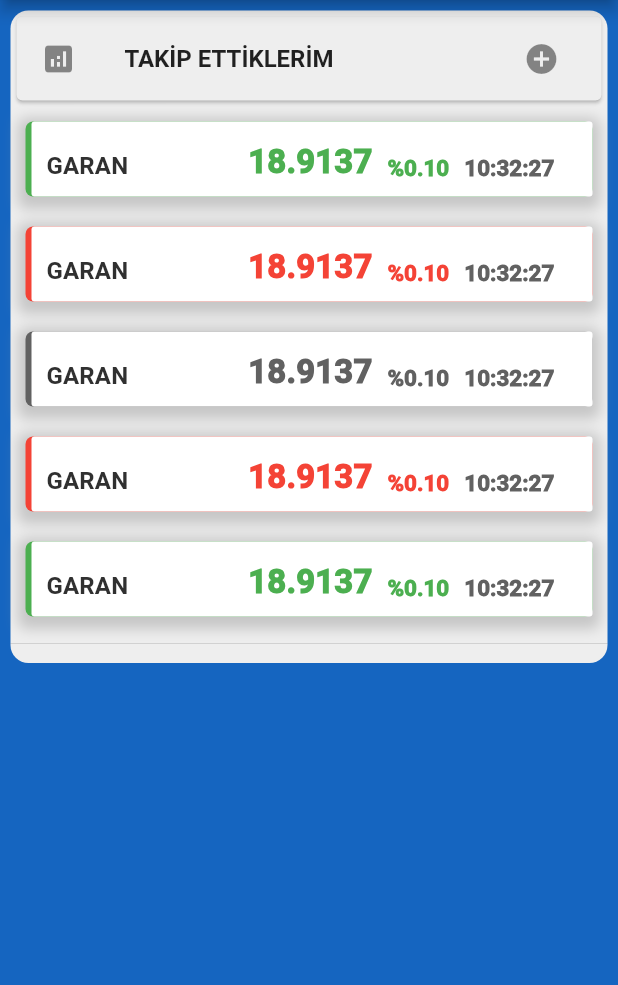
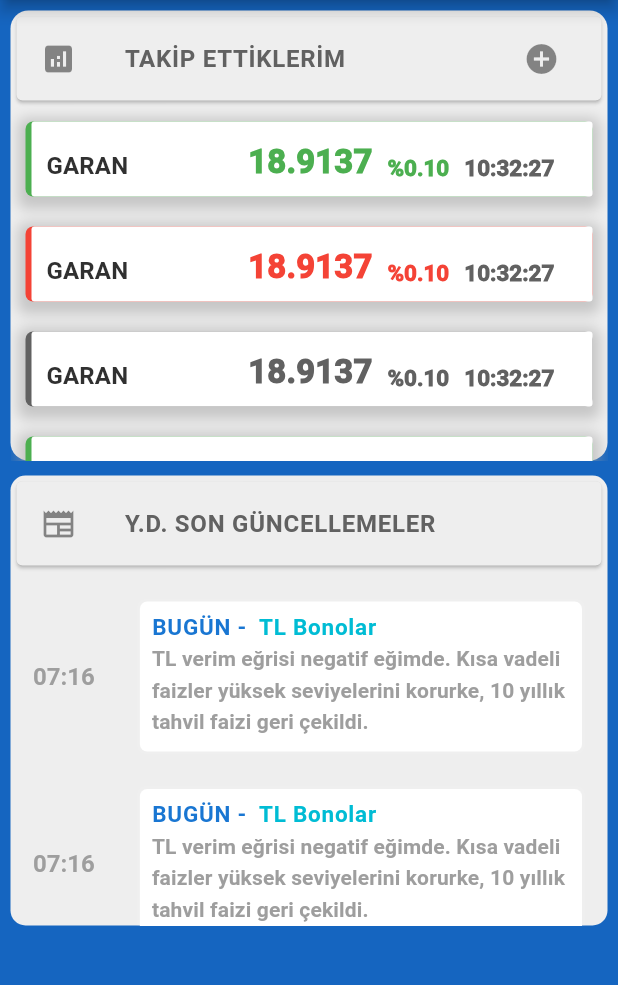
Before and after one commit to mrtagca/investExtraFlutter, a Flutter app: the MyPage screen opened by its route, on a phone screen of 412 x 824 dp, the part 84-1069 px from its top. Run offline on Flutter 3.47's test engine with Material 2 defaults, Android fonts, the phone set to English and light mode, and no system bars; our stand-ins replace email_validator, flutter_slidable, syncfusion_flutter_charts; network calls fail.

Commit message:
sayfam bölümünde tasarımsal düzenlemeler yapıldı. Y.D. Son Güncellemeler box ı eklendi.

```diff
--- /dev/null
+++ b/lib/components/news/newsItem.dart
@@ -0,0 +1,74 @@
+import 'package:flutter/material.dart';
+
+class NewsItem extends StatelessWidget {
+  const NewsItem({
+    super.key,
+  });
+
+  @override
+  Widget build(BuildContext context) {
+    return Padding(
+      padding: const EdgeInsets.only(top: 15, right: 2),
+      child: Row(
+        mainAxisAlignment: MainAxisAlignment.center,
+        children: [
+          Text(
+            "07:16",
+            style: TextStyle(fontSize: 16, color: Colors.grey),
+          ),
+          Expanded(
+            child: Container(
+              margin: EdgeInsets.only(left: 30),
+              height: 100,
+              decoration: BoxDecoration(boxShadow: [
+                BoxShadow(color: Colors.white10, blurRadius: 1, spreadRadius: 1)
+              ], borderRadius: BorderRadius.circular(5), color: Colors.white),
+              child: Column(
+                children: [
+                  Row(
+                    children: [
+                      Padding(
+                        padding: const EdgeInsets.only(left: 8, top: 8),
+                        child: Text("BUGÜN -",
+                            style: TextStyle(
+                                fontFamily: "RobotoBold",
+                                letterSpacing: 0.5,
+                                fontSize: 15,
+                                color: Colors.blue[700])),
+                      ),
+                      Padding(
+                        padding: const EdgeInsets.only(left: 8, top: 8),
+                        child: Text("TL Bonolar",
+                            style: TextStyle(
+                                fontFamily: "RobotoBold",
+                                letterSpacing: 0.5,
+                                fontSize: 15,
+                                color: Colors.cyan[500])),
+                      ),
+                    ],
+                  ),
+                  Column(
+                    children: [
+                      Padding(
+                        padding: const EdgeInsets.only(left: 8),
+                        child: Text(
+                          "TL verim eğrisi negatif eğimde. Kısa vadeli faizler yüksek seviyelerini korurke, 10 yıllık tahvil faizi geri çekildi.",
+                          maxLines: 3,
+                          textAlign: TextAlign.left,
+                          style: TextStyle(
+                              letterSpacing: 0.1,
+                              height: 1.5,
+                              color: Colors.grey[500]),
+                        ),
+                      ),
+                    ],
+                  ),
+                ],
+              ),
+            ),
+          )
+        ],
+      ),
+    );
+  }
+}
--- a/lib/myPage.dart
+++ b/lib/myPage.dart
@@ -2,6 +2,7 @@
 import 'package:investextraqnb/components/menu/base/appScaffold.dart';
 import 'package:investextraqnb/components/menu/base/baseAppBar.dart';
 import 'package:investextraqnb/components/menu/menuDrawer.dart';
+import 'package:investextraqnb/components/news/newsItem.dart';
 
 class MyPage extends StatefulWidget {
   const MyPage({super.key});
@@ -28,10 +29,11 @@
       ),
       drawer: MenuDrawer(),
       body: Container(
-        // height: 500,
+        height: double.infinity,
         color: Colors.blue[800],
         child: Padding(
           padding: const EdgeInsets.all(7.0),
+          child: SingleChildScrollView(
             child: Container(
               child: Column(
                 children: [
@@ -40,14 +42,21 @@
                       borderRadius: BorderRadius.circular(12),
                       color: Colors.grey[200],
                     ),
-                  height: 435,
+                    height: 300,
+                    child: SingleChildScrollView(
                       child: Column(
                         children: [
                           Card(
                             color: Colors.grey[200],
                             child: ListTile(
                               leading: Icon(Icons.analytics),
-                          title: Text("TAKİP ETTİKLERİM"),
+                              title: Text(
+                                "TAKİP ETTİKLERİM",
+                                style: TextStyle(
+                                    fontFamily: "RobotoBold",
+                                    letterSpacing: 0.5,
+                                    color: Colors.grey[700]),
+                              ),
                               trailing: IconButton(
                                   onPressed: () => {
                                         Navigator.of(context)
@@ -59,27 +68,72 @@
                           Scrollbar(
                               child: Column(
                             children: [
-                          test("UP"),
-                          test("DOWN"),
-                          test("NOTR"),
-                          test("DOWN"),
-                          test("UP"),
+                              generateStockItem("UP"),
+                              generateStockItem("DOWN"),
+                              generateStockItem("NOTR"),
+                              generateStockItem("UP"),
+                              generateStockItem("DOWN"),
+                              generateStockItem("NOTR"),
                               Divider(),
                             ],
                           ))
                         ],
                       ),
                     ),
+                  ),
+                  Padding(
+                    padding: const EdgeInsets.only(top: 10),
+                    child: Container(
+                      height: 300,
+                      decoration: BoxDecoration(
+                          color: Colors.grey[200],
+                          borderRadius: BorderRadius.circular(10)),
+                      child: SingleChildScrollView(
+                        child: Padding(
+                          padding: const EdgeInsets.only(bottom: 30),
+                          child: Column(
+                            children: [
+                              Card(
+                                color: Colors.grey[200],
+                                child: ListTile(
+                                  leading: Icon(Icons.newspaper),
+                                  title: Text(
+                                    "Y.D. SON GÜNCELLEMELER",
+                                    style: TextStyle(
+                                        fontFamily: "RobotoBold",
+                                        color: Colors.grey[700],
+                                        letterSpacing: 0.5),
+                                  ),
+                                ),
+                              ),
+                              generateNewsItem(),
+                              generateNewsItem(),
+                              generateNewsItem(),
+                              generateNewsItem(),
+                              generateNewsItem(),
                             ],
                           ),
                         ),
                       ),
                     ),
-
+                  )
+                ],
+              ),
+            ),
+          ),
+        ),
+      ),
     );
   }
 
-  Container test(String priceWay) {
+  Widget generateNewsItem() {
+    return Padding(
+      padding: const EdgeInsets.only(top: 5, right: 15, left: 15, bottom: 5),
+      child: NewsItem(),
+    );
+  }
+
+  Container generateStockItem(String priceWay) {
     var materialColor;
 
     switch (priceWay) {
```
Also changed, not shown: lib/components/investAdvise/investAdviseTab.dart (+10 -83 lines). Lines whose indentation alone changed are shown as unchanged.
